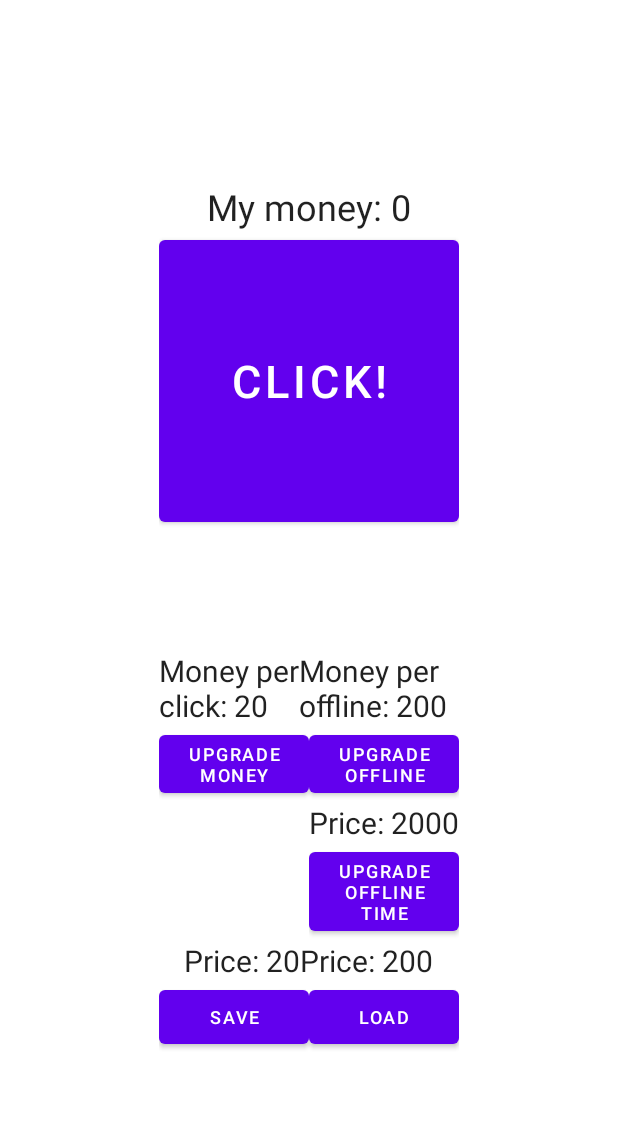
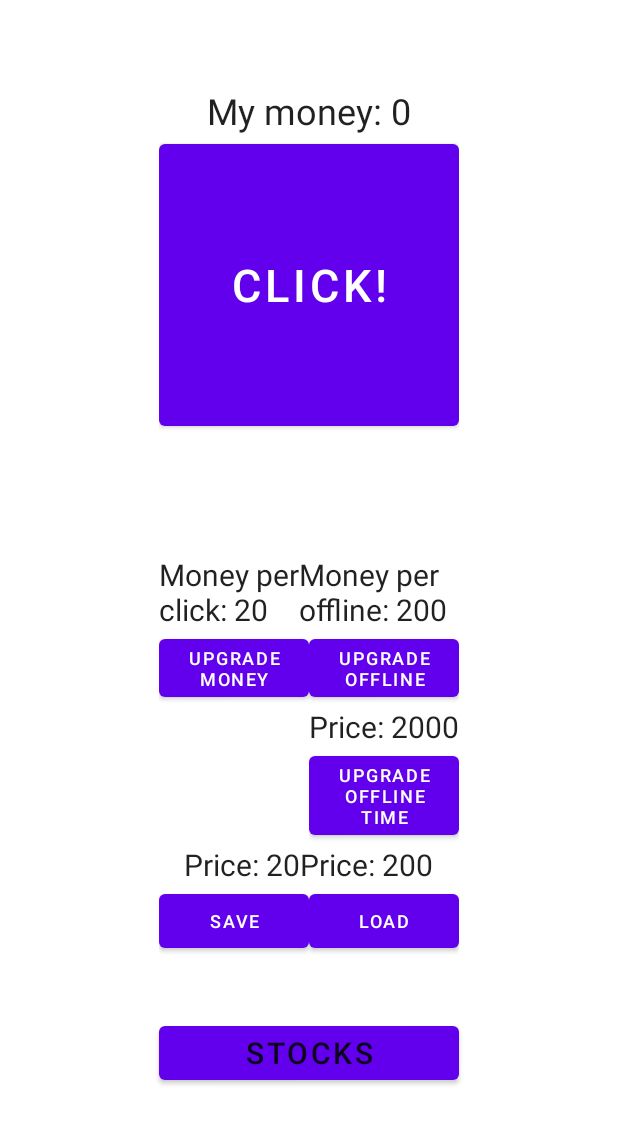
Before and after one commit to SunZar/MyItSchool, an Android app: the layout activity_main.xml on its own in the app's theme, with its tools: preview values and no code run, on a phone screen of 412 x 824 dp. Shown: the top 1124 px of the screen. Run offline under Robolectric (Android 15) with nearby library versions, the phone set to English and light mode, and no system bars.

```diff
--- a/app/build.gradle
+++ b/app/build.gradle
@@ -37,6 +37,11 @@ dependencies {
     implementation 'androidx.appcompat:appcompat:1.5.1'
     implementation 'com.google.android.material:material:1.7.0'
     implementation 'androidx.constraintlayout:constraintlayout:2.1.4'
+
+    implementation 'com.jjoe64:graphview:4.2.2'
+    implementation 'com.squareup.retrofit2:retrofit:2.9.0'
+    implementation 'com.squareup.retrofit2:converter-gson:2.3.0'
+
     testImplementation 'junit:junit:4.13.2'
     androidTestImplementation 'androidx.test.ext:junit:1.1.4'
     androidTestImplementation 'androidx.test.espresso:espresso-core:3.5.0'
--- a/app/src/main/res/layout/activity_main.xml
+++ b/app/src/main/res/layout/activity_main.xml
@@ -2,6 +2,7 @@
 <LinearLayout xmlns:android="http://schemas.android.com/apk/res/android"
     xmlns:app="http://schemas.android.com/apk/res-auto"
     xmlns:tools="http://schemas.android.com/tools"
+    android:id="@+id/rootContainer"
     android:layout_width="match_parent"
     android:layout_height="match_parent"
     android:gravity="center"
@@ -207,4 +208,17 @@
 
     </LinearLayout>
 
+    <LinearLayout
+        android:layout_width="match_parent"
+        android:layout_height="wrap_content"/>
+
+        <Button
+            android:id="@+id/stocks"
+            android:layout_width="200dp"
+            android:layout_height="wrap_content"
+            android:layout_margin="40dp"
+            style="@style/TextAppearance.AppCompat.Widget.ActionBar.Title"
+            android:text="Stocks"/>
+
+
 </LinearLayout>
```
Also changed, not shown: app/src/main/java/com/example/myitschool/MainActivity.java (+9 -0 lines), app/src/main/java/com/example/myitschool/StocksFragment.java (added, +26 -0 lines), app/src/main/res/layout/fragment_stocks.xml (added, +20 -0 lines).
